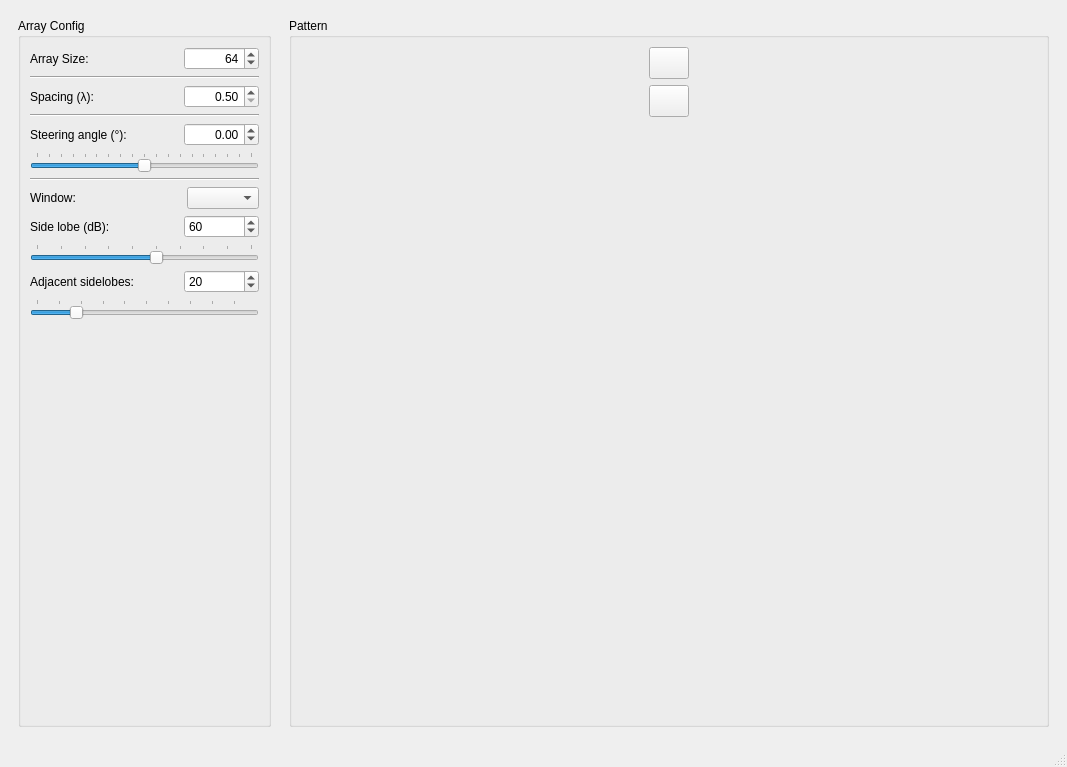
Old version of the form ui_array_analysis.ui in the repository rookiepeng/antenna-array-analysis.
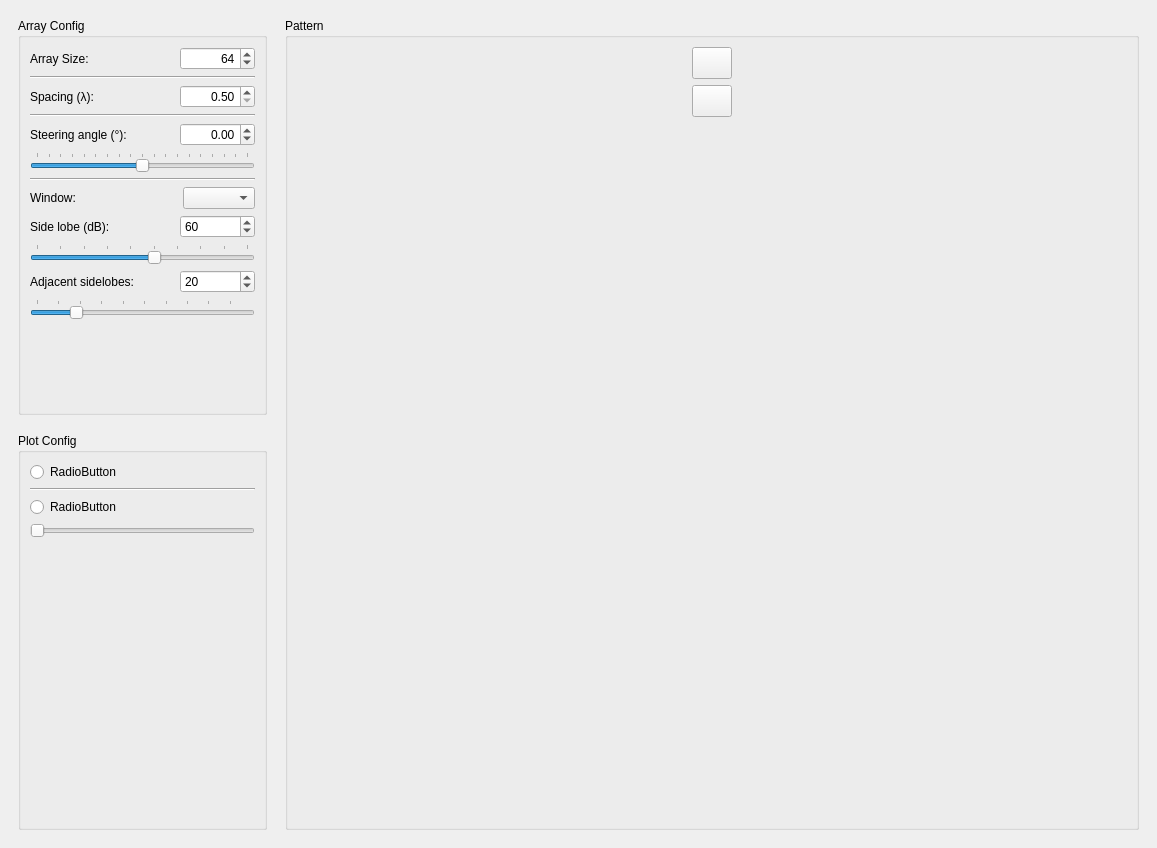
New version of the form. Icons and pictures are not drawn.

What changed in the file:
```diff
--- a/ui_array_analysis.ui
+++ b/ui_array_analysis.ui
@@ -6,8 +6,8 @@
    <rect>
     <x>0</x>
     <y>0</y>
-    <width>1067</width>
-    <height>767</height>
+    <width>1157</width>
+    <height>848</height>
    </rect>
   </property>
   <property name="windowTitle">
@@ -36,6 +36,8 @@
      <number>18</number>
     </property>
     <item>
+     <layout class="QVBoxLayout" name="verticalLayout_3">
+      <item>
      <widget class="QGroupBox" name="groupBox">
       <property name="sizePolicy">
        <sizepolicy hsizetype="Preferred" vsizetype="Preferred">
@@ -429,6 +431,67 @@
      </widget>
     </item>
     <item>
+       <widget class="QGroupBox" name="groupBox_2">
+        <property name="sizePolicy">
+         <sizepolicy hsizetype="Preferred" vsizetype="Preferred">
+          <horstretch>1</horstretch>
+          <verstretch>0</verstretch>
+         </sizepolicy>
+        </property>
+        <property name="title">
+         <string>Plot Config</string>
+        </property>
+        <property name="flat">
+         <bool>false</bool>
+        </property>
+        <layout class="QVBoxLayout" name="verticalLayout_4">
+         <item>
+          <widget class="QRadioButton" name="radioButton">
+           <property name="text">
+            <string>RadioButton</string>
+           </property>
+          </widget>
+         </item>
+         <item>
+          <widget class="Line" name="line_3">
+           <property name="orientation">
+            <enum>Qt::Horizontal</enum>
+           </property>
+          </widget>
+         </item>
+         <item>
+          <widget class="QRadioButton" name="radioButton_2">
+           <property name="text">
+            <string>RadioButton</string>
+           </property>
+          </widget>
+         </item>
+         <item>
+          <widget class="QSlider" name="horizontalSlider">
+           <property name="orientation">
+            <enum>Qt::Horizontal</enum>
+           </property>
+          </widget>
+         </item>
+         <item>
+          <spacer name="verticalSpacer_3">
+           <property name="orientation">
+            <enum>Qt::Vertical</enum>
+           </property>
+           <property name="sizeHint" stdset="0">
+            <size>
+             <width>20</width>
+             <height>34</height>
+            </size>
+           </property>
+          </spacer>
+         </item>
+        </layout>
+       </widget>
+      </item>
+     </layout>
+    </item>
+    <item>
      <widget class="QGroupBox" name="PlotBox">
       <property name="sizePolicy">
        <sizepolicy hsizetype="Expanding" vsizetype="Preferred">
@@ -527,7 +590,6 @@
     </rect>
    </property>
   </widget>
-  <widget class="QStatusBar" name="statusbar"/>
  </widget>
  <resources>
   <include location="res.qrc"/>
```
Left out of the diff: 2 changed lines with no effect on the pictures. Lines whose indentation alone changed are shown as unchanged.
